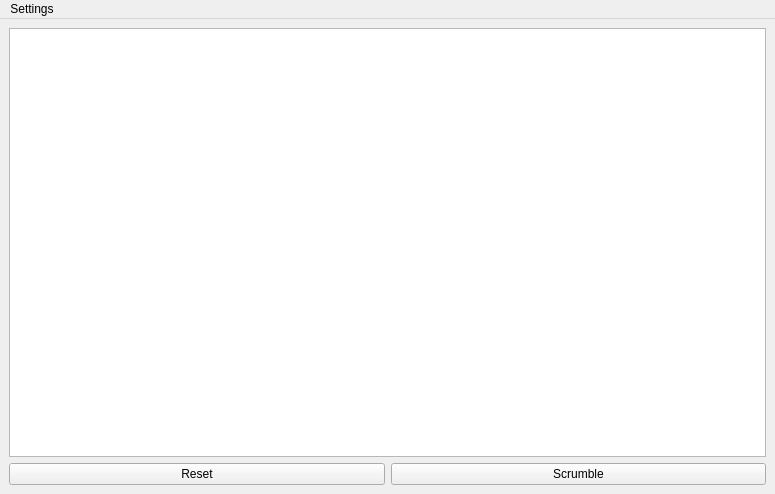
Old version of the form static/ui/mainwindow.ui in the repository kupns-aka-kupa/puzzles.
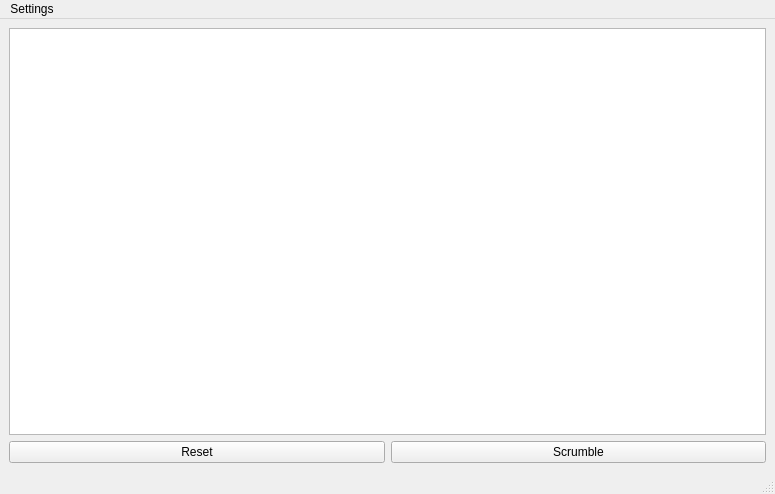
New version of the form. Icons and pictures are not drawn.

Diff of the .ui file:
```diff
--- a/static/ui/mainwindow.ui
+++ b/static/ui/mainwindow.ui
@@ -68,6 +68,7 @@
    </widget>
    <addaction name="menuHelp"/>
   </widget>
+  <widget class="QStatusBar" name="statusBar"/>
  </widget>
  <resources>
   <include location="../res.qrc"/>
```
